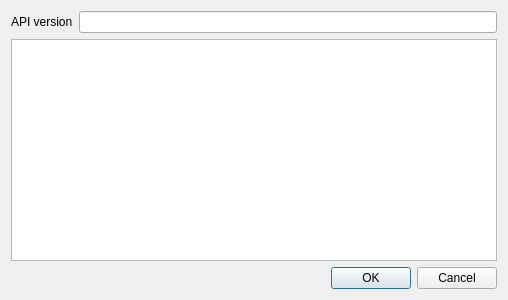
Old version of the form src/plugininfowindow/plugininfowindow.ui in the repository QQxiaoming/quardCRT.
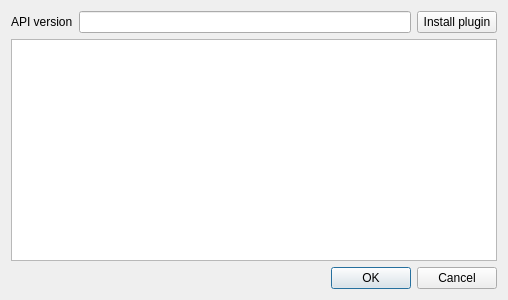
New version of the form.

Commit message: src:update plugininfowindow.cpp to open the plugin directory

```diff
--- a/src/plugininfowindow/plugininfowindow.ui
+++ b/src/plugininfowindow/plugininfowindow.ui
@@ -32,6 +32,13 @@
      <item>
       <widget class="QLineEdit" name="lineEditAPIVersion"/>
      </item>
+     <item>
+      <widget class="QPushButton" name="pushButtonInstallPlugin">
+       <property name="text">
+        <string>Install plugin</string>
+       </property>
+      </widget>
+     </item>
     </layout>
    </item>
    <item>
```
The commit also changes 5 other files.
